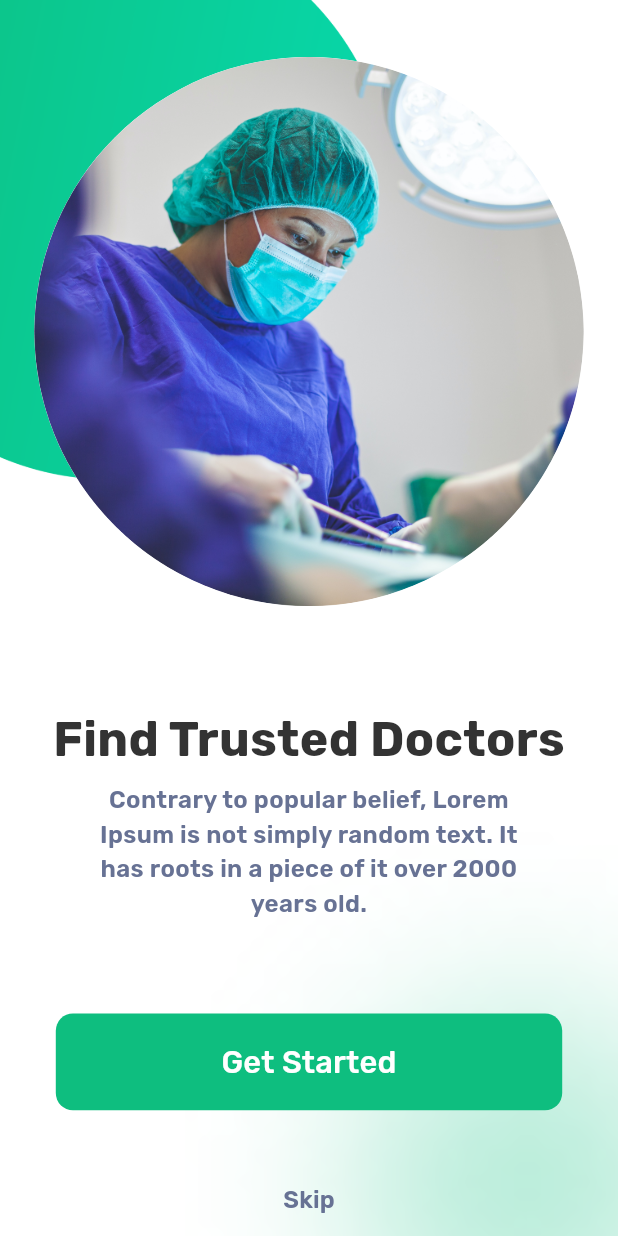
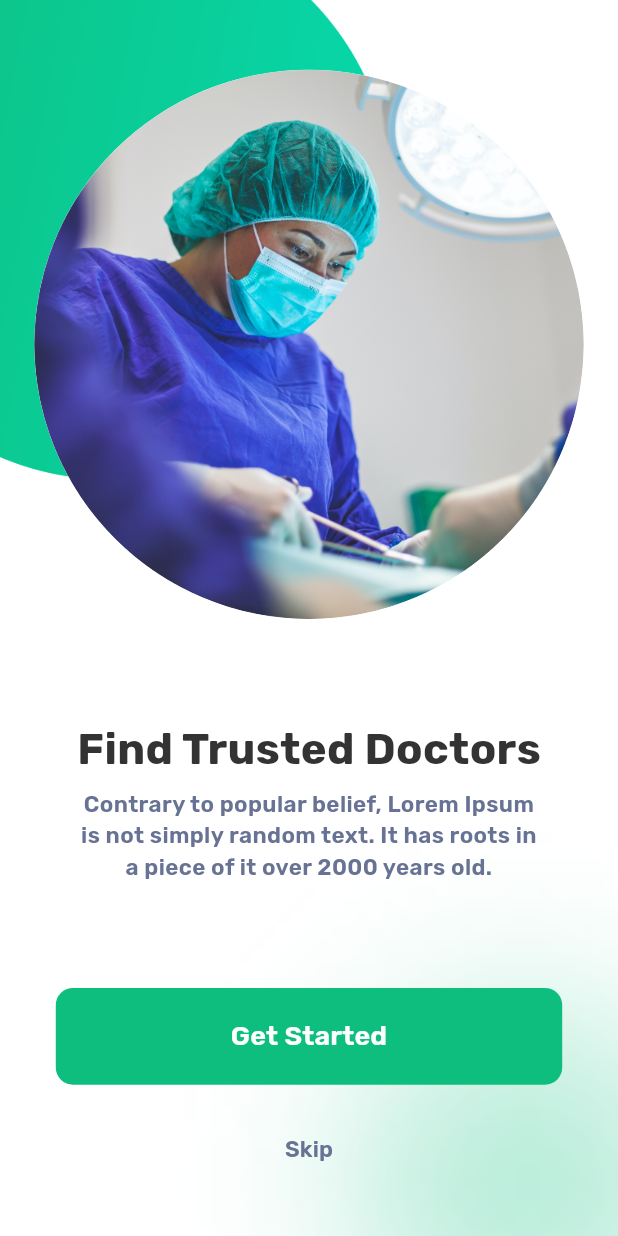
Before and after one commit to nadiakhaled1411999/Doctor-Hunt, a Flutter app: the screen it shows after launch, on a phone screen of 412 x 824 dp. Run offline on Flutter 3.47's test engine with Material 3 defaults, Android fonts, the phone set to English and light mode, and no system bars; our stand-ins replace flutter_screenutil, flutter_svg.

Commit message:
styles&refactor1

```diff
--- a/lib/core/routing/route_export_features/export_onboarding/route_export_onboarding.dart
+++ b/lib/core/routing/route_export_features/export_onboarding/route_export_onboarding.dart
@@ -4,5 +4,12 @@ export  'package:untitled/core/constants/app_assets.dart';
 export  'package:untitled/core/heplers/spacing.dart';
 export  'package:untitled/core/routing/routes.dart';
 export  'package:untitled/core/theming/app_colors.dart';
-export  'package:untitled/core/theming/app_styles.dart';
+export  'package:untitled/core/theming/styles.dart';
 export  'package:untitled/features/onboarding/logic/onboarding_data.dart';
+export 'package:untitled/core/theming/app_strings.dart';
+export 'package:untitled/features/onboarding/data/models/onboardingmodel.dart';
+export 'package:untitled/features/onboarding/presentation/widgets/onboarding_body.dart';
+export  'package:untitled/features/onboarding/presentation/widgets/onboarding_back_ground.dart';
+export  'package:untitled/features/onboarding/presentation/widgets/onboarding_next_button.dart';
+export  'package:untitled/features/onboarding/presentation/widgets/onboarding_page_content.dart';
+export   'package:untitled/features/onboarding/presentation/widgets/onboarding_skip_button.dart';
--- /dev/null
+++ b/lib/core/theming/app_strings.dart
@@ -0,0 +1,32 @@
+class AppStrings {
+  AppStrings._();
+  static final AppStrings _instance = AppStrings._();
+  factory AppStrings() => _instance;
+
+  static const String appName = 'Doctor Hunt';
+  static const String titleOnboarding1 = "Find Trusted Doctors";
+
+  static const String descriptionOnboarding1 =
+      "Contrary to popular belief, Lorem Ipsum is not simply random text. It has roots in a piece of it over 2000 years old.";
+  static const String titleOnboarding2 = "Choose Best Doctors";
+
+  static const String descriptionOnboarding2 =
+      "Contrary to popular belief, Lorem Ipsum is not simply random text. It has roots in a piece of it over 2000 years old.";
+
+  static const String titleOnboarding3 = "Easy Appointments";
+  static const String descriptionOnboarding3 =
+      "Contrary to popular belief, Lorem Ipsum is not simply random text. It has roots in a piece of it over 2000 years old.";
+
+ static const String getStarted= 'Get Started';
+ static const String skip= 'Skip';
+
+
+
+
+
+
+
+
+
+
+}
--- a/lib/core/theming/app_styles.dart
+++ b/lib/core/theming/app_styles.dart
@@ -23,15 +23,14 @@ static TextStyle getTitleStyle(){
 }
 static TextStyle getDescriptionStyle(){
  return TextStyle(
-    color: AppColors.descriptionColor, // استخدام اللون الرمادي للتوضيح
-    fontSize: 14.sp,
+    color: AppColors.descriptionColor,
     fontWeight: FontWeight.w600,
     fontFamily: 'Rubik',
   );
 }
 static TextStyle getTextButtonStyle(){
   return TextStyle(
-    color: AppColors.white, // استخدام اللون الرمادي للتوضيح
+    color: AppColors.white,
     fontSize: 18.sp,
     fontWeight: FontWeight.w600,
     fontFamily: 'Rubik',
--- a/lib/core/theming/font_family.dart
+++ b/lib/core/theming/font_family.dart
@@ -0,0 +1,3 @@
+class FontFamilies{
+  static const String  interFamily='Rubik';
+}
--- a/lib/core/theming/styles.dart
+++ b/lib/core/theming/styles.dart
@@ -2,6 +2,8 @@
 import 'package:flutter/material.dart';
 import 'package:flutter_screenutil/flutter_screenutil.dart';
 import 'package:untitled/core/theming/app_colors.dart';
+
+import 'font_family.dart';
 
 class AppStyles {
   AppStyles._();
@@ -11,10 +13,10 @@ class AppStyles {
   factory AppStyles() => _instance;
 
   static TextStyle getRegularStyle({
-    double fontSize = 14,
-    Color? color = AppColors.primaryColor,
-    FontWeight? fontWeight = FontWeight.w400,
-    // String fontFamily = FontFamilies.interFamily,
+    double fontSize = 15,
+    Color? color = AppColors.descriptionColor,
+    FontWeight? fontWeight = FontWeight.w600,
+    String fontFamily = FontFamilies.interFamily,
     double? letterSpacing,
     FontStyle? fontStyle,
     double? height,
@@ -28,7 +30,7 @@ class AppStyles {
       TextStyle(
         fontSize: fontSize,
         fontWeight: fontWeight,
-        // fontFamily: fontFamily,
+         fontFamily: fontFamily,
         color: color,
         letterSpacing: letterSpacing,
         fontStyle: fontStyle,
@@ -42,10 +44,10 @@ class AppStyles {
       );
 
   static TextStyle getBoldStyle({
-    double fontSize = 16,
-    Color? color = AppColors.primaryColor,
-    FontWeight? fontWeight = FontWeight.w700,
-    // String fontFamily = FontFamilies.interFamily,
+    double fontSize = 29,
+    Color? color = AppColors.titleColor,
+    FontWeight? fontWeight = FontWeight.bold,
+     String fontFamily = FontFamilies.interFamily,
     double? letterSpacing,
     FontStyle? fontStyle,
     double? height,
@@ -59,7 +61,7 @@ class AppStyles {
       TextStyle(
         fontSize: fontSize,
         fontWeight: fontWeight,
-        // fontFamily: fontFamily,
+        fontFamily: fontFamily,
         color: color,
         letterSpacing: letterSpacing,
         fontStyle: fontStyle,
@@ -76,7 +78,7 @@ class AppStyles {
     double fontSize = 12,
     Color? color = AppColors.primaryColor,
     FontWeight? fontWeight = FontWeight.w600,
-    // String fontFamily = FontFamilies.interFamily,
+    String fontFamily = FontFamilies.interFamily,
     double? letterSpacing,
     FontStyle? fontStyle,
     double? height,
@@ -90,7 +92,7 @@ class AppStyles {
       TextStyle(
         fontSize: fontSize.sp,
         fontWeight: fontWeight,
-        // fontFamily: fontFamily,
+        fontFamily: fontFamily,
         color: color,
         letterSpacing: letterSpacing,
         fontStyle: fontStyle,
@@ -103,10 +105,10 @@ class AppStyles {
         backgroundColor: backgroundColor,
       );
   static TextStyle getMediumStyle({
-    double fontSize = 13,
-    Color? color = AppColors.primaryColor,
-    FontWeight? fontWeight = FontWeight.w500,
-    // String fontFamily = FontFamilies.interFamily,
+    double fontSize = 18,
+    Color? color = AppColors.white,
+    FontWeight? fontWeight = FontWeight.w600,
+    String fontFamily = FontFamilies.interFamily,
     double? letterSpacing,
     FontStyle? fontStyle,
     double? height,
@@ -120,7 +122,7 @@ class AppStyles {
       TextStyle(
         fontSize: fontSize,
         fontWeight: fontWeight,
-        // fontFamily: fontFamily,
+          fontFamily: fontFamily,
         color: color,
         letterSpacing: letterSpacing,
         fontStyle: fontStyle,
--- a/lib/doctor_hunt_app.dart
+++ b/lib/doctor_hunt_app.dart
@@ -1,5 +1,6 @@
 import 'package:flutter/material.dart';
 import 'package:flutter_screenutil/flutter_screenutil.dart';
+import 'package:untitled/core/theming/app_strings.dart';
 
 import 'core/routing/app_router.dart';
 import 'features/onboarding/presentation/screens/onboarding.dart';
@@ -19,7 +20,7 @@ class DoctorHuntApp extends StatelessWidget {
       builder: (_ , child) {
         return MaterialApp(
           debugShowCheckedModeBanner: false,
-          title: 'Doctor Hunt',
+          title:  AppStrings.appName,
 
           home:OnboardingPage(),
           onGenerateRoute: router.generateRoute,
--- a/lib/features/onboarding/logic/onboarding_data.dart
+++ b/lib/features/onboarding/logic/onboarding_data.dart
@@ -1,25 +1,28 @@
 
 
-import 'package:untitled/core/constants/app_assets.dart';
 
-import '../data/models/onboardingmodel.dart';
+
+
+import 'package:untitled/core/routing/route_export_features/export_onboarding/route_export_onboarding.dart';
+
+
 
 class OnboardingData{
 
   List<OnboardingModel> items = [
     OnboardingModel(  image:  AppAssets.doctor1,
-        title: "Find Trusted Doctors",
-        description: "Contrary to popular belief, Lorem Ipsum is not simply random text. It has roots in a piece of it over 2000 years old.",
+        title: AppStrings.titleOnboarding1,
+        description:  AppStrings.descriptionOnboarding1
       ),
 
     OnboardingModel( image: AppAssets.doctor2,
-        title: "Choose Best Doctors",
-        description: "Contrary to popular belief, Lorem Ipsum is not simply random text. It has roots in a piece of it over 2000 years old.",
+        title: AppStrings.titleOnboarding2,
+        description:  AppStrings.descriptionOnboarding2
        ),
 
     OnboardingModel( image: AppAssets.doctor3,
-        title: "Easy Appointments",
-        description:"Contrary to popular belief, Lorem Ipsum is not simply random text. It has roots in a piece of it over 2000 years old.",
+        title: AppStrings.titleOnboarding3,
+        description: AppStrings.descriptionOnboarding3
        ),
 
   ];
--- a/lib/features/onboarding/presentation/screens/onboarding.dart
+++ b/lib/features/onboarding/presentation/screens/onboarding.dart
@@ -1,4 +1,6 @@
 import 'package:untitled/core/routing/route_export_features/export_onboarding/route_export_onboarding.dart';
+
+
 
 
 
@@ -12,129 +14,11 @@ class OnboardingPage extends StatefulWidget {
 }
 
 class _OnboardingPageState extends State<OnboardingPage> {
-  final controller = OnboardingData();
-  final pageController = PageController();
-  int currentIndex = 0;
 
   @override
   Widget build(BuildContext context) {
     return Scaffold(
-      body: Stack(
-        children: [
-          Positioned.fill(
-            child: Image.asset(
-              currentIndex == 1
-                  ? AppAssets.backOnBoarding2
-                  : AppAssets.backOnBoarding,
-              fit: BoxFit.cover,
-            ),
-          ),
-          Column(
-            children: [
-              Expanded(
-                child: PageView.builder(
-                  controller: pageController,
-                  onPageChanged: (value) {
-                    setState(() {
-                      currentIndex = value;
-                    });
-                  },
-                  itemCount: controller.items.length,
-                  itemBuilder: (context, index) {
-                    return Padding(
-                      padding: EdgeInsets.symmetric(horizontal: 20.w),
-                      child: Column(
-                        mainAxisAlignment: MainAxisAlignment.center,
-                        children: [
-                          CircleAvatar(
-                            radius: 160.r,
-                            backgroundColor: AppColors.white,
-                            child: ClipOval(
-                              child: Image.asset(
-                                controller.items[currentIndex].image,
-                                height: 336.h,
-                                width: 336.w,
-                                fit: BoxFit.cover,
-                              ),
-                            ),
-                          ),
-                          verticalSpace(55),
-                          Text(
-                            controller.items[currentIndex].title,
-                            style: AppStyles.getTitleStyle(),
-                            textAlign: TextAlign.center,
-                          ),
-                          verticalSpace(5),
-                          Padding(
-                            padding: EdgeInsets.symmetric(horizontal: 25.w),
-                            child: Text(
-                              controller.items[currentIndex].description,
-                              style: AppStyles.getDescriptionStyle(),
-                              textAlign: TextAlign.center,
-                            ),
-                          ),
-                        ],
-                      ),
-                    );
-                  },
-                ),
-              ),
-              Container(
-                margin: EdgeInsets.symmetric(vertical: 20.h),
-                width: 295.w,
-                height: 54.h,
-                decoration: BoxDecoration(
-                  borderRadius: BorderRadius.circular(10.r),
-                  color: AppColors.primaryColor,
-                ),
-                child: TextButton(
-                  onPressed: () {
-                    if (currentIndex == controller.items.length - 1) {
-                      Navigator.pushNamed(context, Routes.LoginScreen);
-
-
-                    } else {
-                      pageController.animateToPage(
-                        currentIndex + 1,
-                        duration: const Duration(milliseconds: 300),
-                        curve: Curves.easeInOut,
-                      );
-                    }
-                  },
-                  child: Text(
-                    currentIndex == controller.items.length - 1
-                        ? "Get Started"
-                        : "Get Started",
-                    style: TextStyle(
-                      color: AppColors.white,
-                      fontSize: 18.sp,
-                      fontFamily: 'Rubik',
-                    ),
-                  ),
-                ),
-              ),
-              verticalSpace(10),
-              TextButton(
-                onPressed: () {
-                  setState(() {
-                    pageController.animateToPage(
-                      controller.items.length - 1,
-                      duration: const Duration(milliseconds: 300),
-                      curve: Curves.easeInOut,
-                    );
-                  });
-                },
-                child: currentIndex == controller.items.length - 1
-                    ? SizedBox.shrink()
-                    : Text(
-                        "Skip",
-                        style: AppStyles.getDescriptionStyle(),
-                      ),
-              ),
-            ],
-          ),
-        ],
-      ),
+      body: OnboardingBody()
     );
   }
 }
--- /dev/null
+++ b/lib/features/onboarding/presentation/widgets/onboarding_back_ground.dart
@@ -0,0 +1,17 @@
+ import 'package:untitled/core/routing/route_export_features/export_onboarding/route_export_onboarding.dart';
+class OnboardingBackGround extends StatelessWidget {
+ final int currentIndex;
+  const OnboardingBackGround({super.key,required this.currentIndex});
+
+  @override
+  Widget build(BuildContext context) {
+    return  Positioned.fill(
+            child: Image.asset(
+              currentIndex == 1
+                  ? AppAssets.backOnBoarding2
+                  : AppAssets.backOnBoarding,
+              fit: BoxFit.cover,
+            ),
+          );
+  }
+}
--- /dev/null
+++ b/lib/features/onboarding/presentation/widgets/onboarding_body.dart
@@ -0,0 +1,45 @@
+import 'package:untitled/core/routing/route_export_features/export_onboarding/route_export_onboarding.dart';
+
+class OnboardingBody extends StatefulWidget {
+  const OnboardingBody({super.key});
+
+  @override
+  State<OnboardingBody> createState() => OnboardingBodyState();
+}
+
+class OnboardingBodyState extends State<OnboardingBody> {
+  final controller = OnboardingData();
+  final pageController = PageController();
+  int currentIndex = 0;
+
+  @override
+  Widget build(BuildContext context) {
+    return Stack(
+      children: [
+        OnboardingBackGround(currentIndex: currentIndex),
+        Column(
+          children: [
+            Expanded(
+              child: PageView.builder(
+                  controller: pageController,
+                  onPageChanged: (value) {
+                    setState(() {
+                      currentIndex = value;
+                    });
+                  },
+                  itemCount: controller.items.length,
+                  itemBuilder: (context, index) =>
+                 OnboardingPageContent(item: controller.items[index])),
+            ),
+            OnboardingNextButton(
+                currentIndex: currentIndex,
+                itemCount: controller.items.length,
+                pageController: pageController),
+           OnboardingSkipButton(currentIndex: currentIndex, itemCount:controller.items.length,
+            pageController: pageController)
+          ],
+        ),
+      ],
+    );
+  }
+}
--- /dev/null
+++ b/lib/features/onboarding/presentation/widgets/onboarding_next_button.dart
@@ -0,0 +1,44 @@
+import 'package:untitled/core/routing/route_export_features/export_onboarding/route_export_onboarding.dart';
+
+class OnboardingNextButton extends StatelessWidget {
+  final int currentIndex;
+  final int itemCount;
+  final PageController pageController;
+  const OnboardingNextButton(
+      {super.key,
+      required this.currentIndex,
+      required this.itemCount,
+      required this.pageController});
+
+  @override
+  Widget build(BuildContext context) {
+    return Container(
+      margin: EdgeInsets.symmetric(vertical: 20.h),
+      width: 295.w,
+      height: 54.h,
+      decoration: BoxDecoration(
+        borderRadius: BorderRadius.circular(10.r),
+        color: AppColors.primaryColor,
+      ),
+      child: TextButton(
+        onPressed: () {
+          if (currentIndex == itemCount - 1) {
+            Navigator.pushNamed(context, Routes.LoginScreen);
+          } else {
+            pageController.animateToPage(
+              currentIndex + 1,
+              duration: const Duration(milliseconds: 300),
+              curve: Curves.easeInOut,
+            );
+          }
+        },
+        child: Text(
+          currentIndex == itemCount - 1
+              ? AppStrings.getStarted
+              : AppStrings.getStarted,
+          style: AppStyles.getMediumStyle(),
+        ),
+      ),
+    );
+  }
+}
--- /dev/null
+++ b/lib/features/onboarding/presentation/widgets/onboarding_page_content.dart
@@ -0,0 +1,45 @@
+import 'package:untitled/core/routing/route_export_features/export_onboarding/route_export_onboarding.dart';
+
+class OnboardingPageContent extends StatelessWidget {
+  final OnboardingModel item;
+  const OnboardingPageContent({super.key, required this.item});
+
+  @override
+  Widget build(BuildContext context) {
+    return Padding(
+      padding: EdgeInsets.symmetric(horizontal: 20.w),
+      child: Column(
+        mainAxisAlignment: MainAxisAlignment.center,
+        children: [
+          CircleAvatar(
+            radius: 160.r,
+            backgroundColor: AppColors.white,
+            child: ClipOval(
+              child: Image.asset(
+                item.image,
+                height: 336.h,
+                width: 336.w,
+                fit: BoxFit.cover,
+              ),
+            ),
+          ),
+          verticalSpace(55),
+          Text(
+            item.title,
+            style: AppStyles.getBoldStyle(),
+            textAlign: TextAlign.start,
+          ),
+          verticalSpace(5),
+          Padding(
+            padding: EdgeInsets.symmetric(horizontal: 25.w),
+            child: Text(
+              item.description,
+              style: AppStyles.getRegularStyle(),
+              textAlign: TextAlign.center,
+            ),
+          ),
+        ],
+      ),
+    );
+  }
+}
--- /dev/null
+++ b/lib/features/onboarding/presentation/widgets/onboarding_skip_button.dart
@@ -0,0 +1,35 @@
+import 'package:untitled/core/routing/route_export_features/export_onboarding/route_export_onboarding.dart';
+
+class OnboardingSkipButton extends StatelessWidget {
+  final int currentIndex;
+  final int itemCount;
+  final PageController pageController;
+  const OnboardingSkipButton(
+      {super.key,
+      required this.currentIndex,
+      required this.itemCount,
+      required this.pageController});
+
+  @override
+  Widget build(BuildContext context) {
+    return  TextButton(
+              onPressed: () {
+                    if (currentIndex < itemCount - 1) {
+          pageController.animateToPage(
+            itemCount - 1,
+            duration: const Duration(milliseconds: 300),
+            curve: Curves.easeInOut,
+          );}
+              },
+              child: currentIndex == itemCount - 1
+                  ? SizedBox.shrink()
+                  : Padding(
+                      padding: const EdgeInsets.only(
+                        bottom: 40,
+                      ),
+                      child: Text(
+                        AppStrings.skip,
+                        style: AppStyles.getRegularStyle(),
+                      ),
+                    ),
+            ); }}
--- a/lib/features/onboarding/presentation/widgets/text_button_onboarding.dart
+++ /dev/null
@@ -1,83 +0,0 @@
-
-
-import 'package:flutter/material.dart';
-import 'package:flutter_screenutil/flutter_screenutil.dart';
-import 'package:untitled/core/heplers/spacing.dart';
-import 'package:untitled/features/onboarding/logic/onboarding_data.dart';
-
-import '../../../../core/theming/app_colors.dart';
-import '../../../../core/theming/app_styles.dart';
-import '../../../auth/presentation/screens/login_screen.dart';
-
-
-class TextButtonOnboarding extends StatefulWidget {
-  const TextButtonOnboarding({super.key});
-
-  @override
-  State<TextButtonOnboarding> createState() => _TextButtonOnboardingState();
-}
-
-class _TextButtonOnboardingState extends State<TextButtonOnboarding> {
-  final controller = OnboardingData();
-
-  final pageController = PageController();
-
-  int currentIndex = 0;
-
-  @override
-  Widget build(BuildContext context) {
-    return Column(children:[ Container(
-        margin: EdgeInsets.symmetric(vertical: 20.h),
-        width: 295.w,
-        height: 54.h,
-        decoration: BoxDecoration(
-          borderRadius: BorderRadius.circular(10.r),
-          color: AppColors.primaryColor,
-        ),
-        child: TextButton(
-          onPressed: () {
-            if (currentIndex == controller.items.length - 1) {
-              Navigator.pushReplacement(
-                context,
-                MaterialPageRoute(
-                  builder: (context) => LoginScreen(),
-                ),
-              );
-            } else {
-              pageController.animateToPage(
-                currentIndex + 1,
-                duration: const Duration(milliseconds: 300),
-                curve: Curves.easeInOut,
-              );
-            }
-          },
-          child: Text(
-            currentIndex == controller.items.length - 1
-                ? "Get Started"
-                : "Get Started",
-            style:  AppStyles.getTextButtonStyle(),
-          ),
-        ),
-
-      ),
-      verticalSpace( 10),
-      TextButton(
-        onPressed: () {
-          setState(() {
-            pageController.animateToPage(
-              controller.items.length - 1,
-              duration: const Duration(milliseconds: 300),
-              curve: Curves.easeInOut,
-            );
-          });
-        },
-        child: currentIndex == controller.items.length - 1
-            ? SizedBox.shrink()
-            : Text(
-          "Skip",
-          style: AppStyles.getDescriptionStyle(),
-        ),
-      ),
-   ] );
-  }
-}
```
